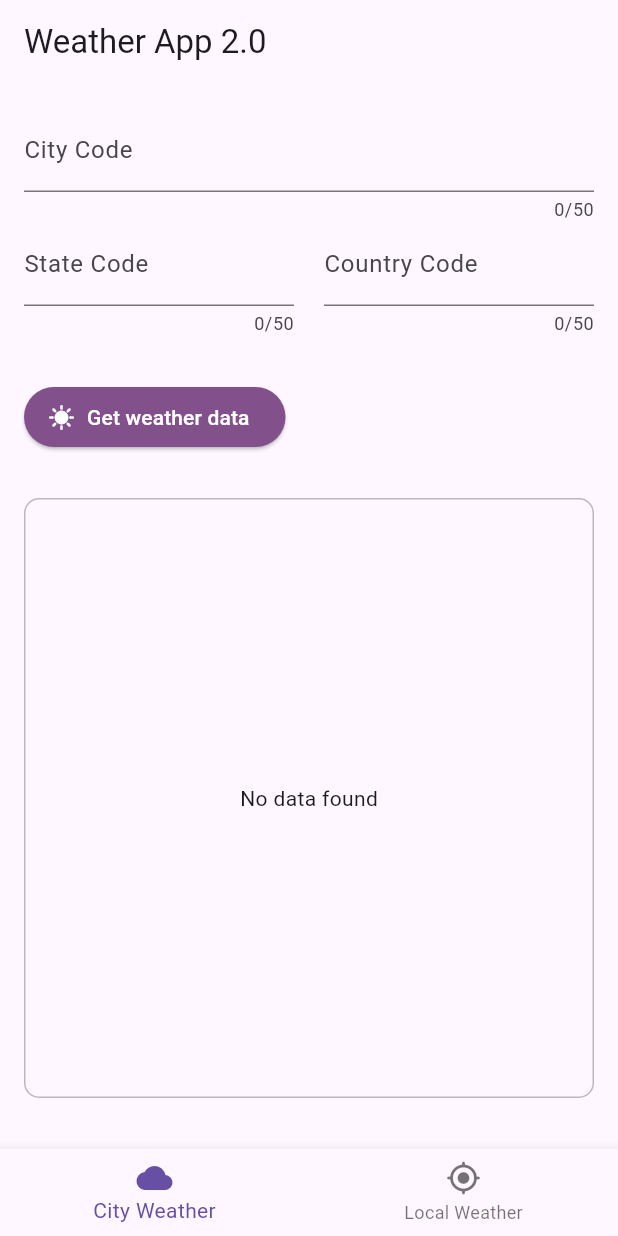
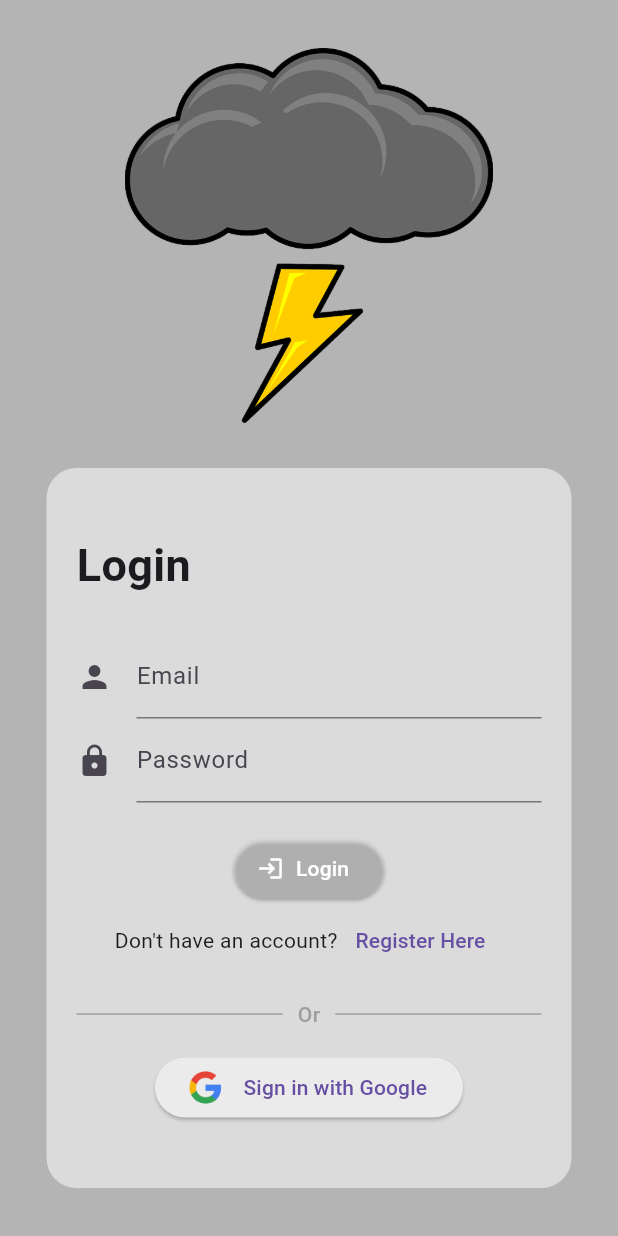
Before and after one commit to DerickDavies/weatherApp2, a Flutter app: the screen it shows after launch, on a phone screen of 412 x 824 dp. Run offline on Flutter 3.47's test engine with Material 3 defaults, Android fonts, the phone set to English and light mode, and no system bars; our stand-ins replace firebase_auth, firebase_core, flutter_riverpod, fluttertoast, freezed_annotation, geolocator and 3 more; accounts and stored records are empty; generated files the repository leaves out were written again.

Commit message:
Done with authentication

```diff
--- /dev/null
+++ b/lib/data/repositories/auth_repository.dart
@@ -0,0 +1,15 @@
+abstract class AuthRepository {
+  Future<void> createUser({
+    required String email,
+    required String password,
+  });
+
+  Future<void> loginUser({
+    required String email,
+    required String password,
+  });
+
+  bool checkAuth();
+  Future<void> signInWithGoogle();
+  Future<void> signOut();
+}
--- /dev/null
+++ b/lib/data/repositories/authentication.dart
@@ -0,0 +1,54 @@
+import 'package:firebase_auth/firebase_auth.dart';
+
+import 'package:google_sign_in/google_sign_in.dart';
+import 'package:weather_app/data/repositories/auth_repository.dart';
+
+class Authentication extends AuthRepository {
+  @override
+  createUser({
+    required String email,
+    required String password,
+  }) async {
+    // try {
+    await FirebaseAuth.instance.createUserWithEmailAndPassword(
+      email: email,
+      password: password,
+    );
+  }
+
+  @override
+  loginUser({
+    required String email,
+    required String password,
+  }) async {
+    await FirebaseAuth.instance.signInWithEmailAndPassword(
+      email: email,
+      password: password,
+    );
+  }
+
+  Future<void> signInWithGoogle() async {
+    final GoogleSignInAccount? googleUser = await GoogleSignIn().signIn();
+
+    final GoogleSignInAuthentication? googleAuth =
+        await googleUser?.authentication;
+
+    final credential = GoogleAuthProvider.credential(
+      accessToken: googleAuth?.accessToken,
+      idToken: googleAuth?.idToken,
+    );
+
+    await FirebaseAuth.instance.signInWithCredential(credential);
+  }
+
+  @override
+  Future<void> signOut() async {
+    await FirebaseAuth.instance.signOut();
+  }
+
+  @override
+  bool checkAuth() {
+    final user = FirebaseAuth.instance.currentUser;
+    return (user == null) ? false : true;
+  }
+}
--- a/lib/data/repositories/weather_repository_remote.dart
+++ b/lib/data/repositories/weather_repository_remote.dart
@@ -42,7 +42,8 @@ class WeatherRepositoryRemote implements WeatherRepository {
     return GeoLocation(lat: data[0]['lat'], lon: data[0]['lon']);
   }
 
-  @override
+  @override //Since this is a separate service, you may put it in another repository.
+  // But this is a basic functionality. So its just enough to put it in a riverpod notifier.
   Future<Position> getCurrentLocation() async {
     bool serviceEnabled;
     LocationPermission permission;
--- a/lib/main.dart
+++ b/lib/main.dart
@@ -1,8 +1,14 @@
 import 'package:flutter/material.dart';
 import 'package:flutter_riverpod/flutter_riverpod.dart';
-import 'package:weather_app/ui/Weather/widget/tabs_screen.dart';
+import 'package:weather_app/ui/Weather/widget/authentication_screen.dart';
+import 'firebase_options.dart';
+import 'package:firebase_core/firebase_core.dart';
 
-void main() {
+void main() async {
+  WidgetsFlutterBinding.ensureInitialized();
+  await Firebase.initializeApp(
+    options: DefaultFirebaseOptions.currentPlatform,
+  );
   runApp(ProviderScope(child: const MyApp()));
 }
 
@@ -13,7 +19,7 @@ class MyApp extends StatelessWidget {
   @override
   Widget build(BuildContext context) {
     return MaterialApp(
-      home: TabsScreen(),
+      home: AuthenticationScreen(),
     );
   }
 }
--- /dev/null
+++ b/lib/ui/Weather/widget/authentication_screen.dart
@@ -0,0 +1,322 @@
+import 'package:flutter/material.dart';
+import 'package:fluttertoast/fluttertoast.dart';
+import 'package:google_fonts/google_fonts.dart';
+import 'package:firebase_auth/firebase_auth.dart';
+import 'package:weather_app/data/repositories/authentication.dart';
+import 'package:weather_app/ui/Weather/widget/tabs_screen.dart';
+
+final userInstance = FirebaseAuth.instance;
+
+class AuthenticationScreen extends StatefulWidget {
+  const AuthenticationScreen({super.key});
+
+  @override
+  State<AuthenticationScreen> createState() => _AuthenticationScreenState();
+}
+
+class _AuthenticationScreenState extends State<AuthenticationScreen> {
+  final _formkey = GlobalKey<FormState>();
+  final _emailController = TextEditingController();
+  final _passwordController = TextEditingController();
+  late bool isLoggedIn;
+  bool accountExists = false;
+
+  void checkAuthentication() {
+    isLoggedIn = Authentication().checkAuth();
+  }
+
+  @override
+  void initState() {
+    super.initState();
+    checkAuthentication();
+  }
+
+  @override
+  Widget build(BuildContext context) {
+    return Scaffold(
+      backgroundColor: const Color.fromARGB(137, 115, 115, 116),
+      body: isLoggedIn
+          ? TabsScreen()
+          : Center(
+              child: Padding(
+                padding: const EdgeInsets.symmetric(horizontal: 10),
+                child: SingleChildScrollView(
+                  child: Column(
+                    crossAxisAlignment: CrossAxisAlignment.center,
+                    mainAxisAlignment: MainAxisAlignment.center,
+                    children: [
+                      Image.asset(
+                        "lib/assets/images/cloud.png",
+                        width: 250,
+                        height: 250,
+                      ),
+                      const SizedBox(
+                        height: 30,
+                      ),
+                      Container(
+                        width: 350,
+                        height: 480,
+                        decoration: BoxDecoration(
+                          borderRadius: BorderRadius.circular(20),
+                          boxShadow: [
+                            BoxShadow(
+                              color: const Color.fromARGB(214, 226, 226, 226),
+                            ),
+                          ],
+                        ),
+                        child: Padding(
+                          padding: const EdgeInsets.all(20.0),
+                          child: Form(
+                            key: _formkey,
+                            child: Column(
+                              mainAxisAlignment: MainAxisAlignment.center,
+                              children: [
+                                Row(
+                                  children: [
+                                    Text(
+                                      accountExists ? "Sign Up" : "Login",
+                                      style: GoogleFonts.roboto(
+                                        fontSize: 30,
+                                        fontWeight: FontWeight.bold,
+                                      ),
+                                    ),
+                                  ],
+                                ),
+                                const SizedBox(
+                                  height: 25,
+                                ),
+                                TextFormField(
+                                  controller: _emailController,
+                                  keyboardType: TextInputType.text,
+                                  decoration: InputDecoration(
+                                    label: Text("Email"),
+                                    icon: Icon(Icons.person),
+                                  ),
+                                  validator: (value) {
+                                    if (value == null || value.isEmpty) {
+                                      return 'This field cannot be empty';
+                                    }
+
+                                    if (!value.contains("@") ||
+                                        !value.contains(".com")) {
+                                      return 'Please enter a valid email address';
+                                    }
+
+                                    return null;
+                                  },
+                                ),
+                                TextFormField(
+                                  controller: _passwordController,
+                                  keyboardType: TextInputType.text,
+                                  obscureText: true,
+                                  decoration: InputDecoration(
+                                    label: Text("Password"),
+                                    icon: Icon(Icons.lock),
+                                  ),
+                                  validator: (value) {
+                                    if (value == null || value.isEmpty) {
+                                      return "This field cannot be empty";
+                                    }
+
+                                    if (value.length < 8) {
+                                      return "Passwords must be atleast 8 characters long";
+                                    }
+
+                                    return null;
+                                  },
+                                ),
+                                const SizedBox(
+                                  height: 20,
+                                ),
+                                ElevatedButton.icon(
+                                  icon: Icon(
+                                    accountExists
+                                        ? Icons.person_add
+                                        : Icons.login,
+                                    color: Colors.white,
+                                  ),
+                                  label:
+                                      Text(accountExists ? "Sign Up" : "Login"),
+                                  style: ElevatedButton.styleFrom(
+                                    backgroundColor:
+                                        const Color.fromARGB(43, 250, 250, 250),
+                                    foregroundColor: const Color.fromARGB(
+                                        255, 255, 255, 255),
+                                  ),
+                                  onPressed: () async {
+                                    if (_formkey.currentState!.validate()) {
+                                      if (accountExists) {
+                                        try {
+                                          await Authentication().createUser(
+                                            email: _emailController.text,
+                                            password: _passwordController.text,
+                                          );
+
+                                          await Future.delayed(
+                                              Duration(seconds: 2));
+
+                                          Navigator.pushReplacement(
+                                            context,
+                                            MaterialPageRoute(
+                                              builder: (context) =>
+                                                  TabsScreen(),
+                                            ),
+                                          );
+                                        } on FirebaseAuthException catch (e) {
+                                          String message = '';
+                                          if (e.code == 'weak-password') {
+                                            message =
+                                                'The password provided is too weak';
+                                          } else if (e.code ==
+                                              'email-already-in-use') {
+                                            message =
+                                                'An account already exists with that email';
+                                          }
+                                          Fluttertoast.showToast(
+                                            msg: message,
+                                            toastLength: Toast.LENGTH_LONG,
+                                            gravity: ToastGravity.SNACKBAR,
+                                            backgroundColor: Colors.black54,
+                                            textColor: Colors.white,
+                                            fontSize: 14,
+                                          );
+                                        }
+                                      } else {
+                                        try {
+                                          await Authentication().loginUser(
+                                            email: _emailController.text,
+                                            password: _passwordController.text,
+                                          );
+
+                                          Navigator.pushReplacement(
+                                            context,
+                                            MaterialPageRoute(
+                                              builder: (context) =>
+                                                  TabsScreen(),
+                                            ),
+                                          );
+                                        } on FirebaseAuthException catch (e) {
+                                          String message = '';
+                                          if (e.code == 'invalid-email') {
+                                            message =
+                                                'No user found for that email';
+                                          } else if (e.code ==
+                                              'invalid-credential') {
+                                            message =
+                                                'Wrong password provided for that user';
+                                          }
+
+                                          Fluttertoast.showToast(
+                                            msg: message,
+                                            toastLength: Toast.LENGTH_LONG,
+                                            gravity: ToastGravity.SNACKBAR,
+                                            backgroundColor: Colors.black54,
+                                            textColor: Colors.white,
+                                            fontSize: 14,
+                                          );
+                                        }
+                                      }
+                                    }
+                                  },
+                                ),
+                                Row(
+                                  mainAxisAlignment: MainAxisAlignment.center,
+                                  children: [
+                                    Text(
+                                      accountExists
+                                          ? "Already have an account"
+                                          : "Don't have an account?",
+                                    ),
+                                    TextButton(
+                                      onPressed: () {
+                                        setState(() {
+                                          accountExists = !accountExists;
+                                        });
+                                      },
+                                      child: Text(accountExists
+                                          ? "Sign In"
+                                          : "Register Here"),
+                                    ),
+                                  ],
+                                ),
+                                const SizedBox(
+                                  height: 15,
+                                ),
+                                Row(
+                                  children: [
+                                    Expanded(
+                                      child: Divider(
+                                        color: Colors.grey,
+                                        thickness: 1,
+                                      ),
+                                    ),
+                                    Padding(
+                                      padding: const EdgeInsets.symmetric(
+                                          horizontal: 10.0),
+                                      child: Text(
+                                        "Or",
+                                        style: TextStyle(
+                                            color: Colors.grey,
+                                            fontWeight: FontWeight.w500),
+                                      ),
+                                    ),
+                                    Expanded(
+                                      child: Divider(
+                                        color: Colors.grey,
+                                        thickness: 1,
+                                      ),
+                                    ),
+                                  ],
+                                ),
+                                const SizedBox(
+                                  height: 15,
+                                ),
+                                ElevatedButton.icon(
+                                  onPressed: () async {
+                                    try {
+                                      await Authentication().signInWithGoogle();
+
+                                      Navigator.pushReplacement(
+                                        context,
+                                        MaterialPageRoute(
+                                          builder: (context) => TabsScreen(),
+                                        ),
+                                      );
+                                    } on FirebaseAuthException catch (e) {
+                                      Fluttertoast.showToast(
+                                        msg: e.code,
+                                        toastLength: Toast.LENGTH_LONG,
+                                        gravity: ToastGravity.SNACKBAR,
+                                        backgroundColor: Colors.black54,
+                                        textColor: Colors.white,
+                                        fontSize: 14,
+                                      );
+                                    }
+                                  },
+                                  label: Text("Sign in with Google"),
+                                  icon: Image.asset(
+                                    "lib/assets/images/google.png",
+                                    height: 35,
+                                    width: 35,
+                                  ),
+                                  style: ElevatedButton.styleFrom(
+                                    backgroundColor: const Color.fromARGB(
+                                        255, 236, 235, 235),
+                                    shape: RoundedRectangleBorder(
+                                      borderRadius: BorderRadius.circular(20),
+                                    ),
+                                  ),
+                                )
+                              ],
+                            ),
+                          ),
+                        ),
+                      )
+                    ],
+                  ),
+                ),
+              ),
+            ),
+    );
+  }
+}
--- a/lib/ui/Weather/widget/city_weather_river.dart
+++ b/lib/ui/Weather/widget/city_weather_river.dart
@@ -17,7 +17,7 @@ class _CityWeatherRiverState extends ConsumerState<CityWeatherRiver> {
   final countryCodeController = TextEditingController();
   @override
   Widget build(BuildContext context) {
-    final weatherNotiferProvider = ref.watch(cityWeatherNotifierProvider);
+    final weatherNotifierProvider = ref.watch(cityWeatherNotifierProvider);
 
     // For snackbar or toast
     ref.listen(
@@ -38,7 +38,6 @@ class _CityWeatherRiverState extends ConsumerState<CityWeatherRiver> {
       },
     );
 
-    print("Hello world");
     return SingleChildScrollView(
       child: Column(
         crossAxisAlignment: CrossAxisAlignment.start,
@@ -131,7 +130,7 @@ class _CityWeatherRiverState extends ConsumerState<CityWeatherRiver> {
             alignment: Alignment.center,
             child: Padding(
               padding: EdgeInsets.symmetric(horizontal: 10),
-              child: weatherNotiferProvider.when(
+              child: weatherNotifierProvider.when(
                 data: (data) {
                   if (data == null) {
                     return const Text("No data found");
```
Also changed, not shown: lib/ui/Weather/widget/local_weather_river.dart (+17 -0 lines), lib/ui/Weather/widget/tabs_screen.dart (+30 -0 lines), pubspec.yaml (+8 -3 lines), firebase.json (added), lib/assets/images/cloud.png (added), lib/assets/images/google.png (added), lib/firebase_options.dart (added), lib/ui/Weather/view_model/user_authentication.dart (added), pubspec.lock, 6 other files.
